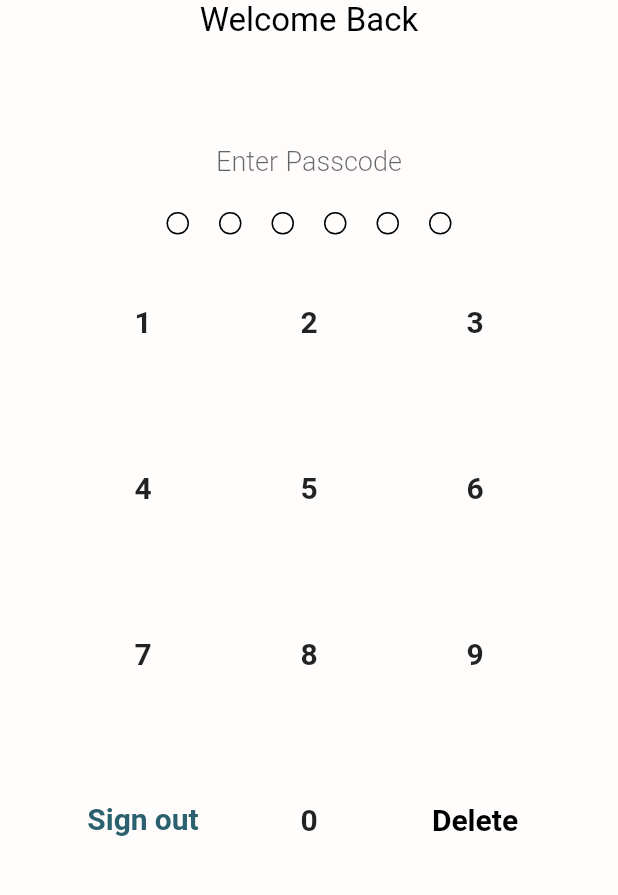
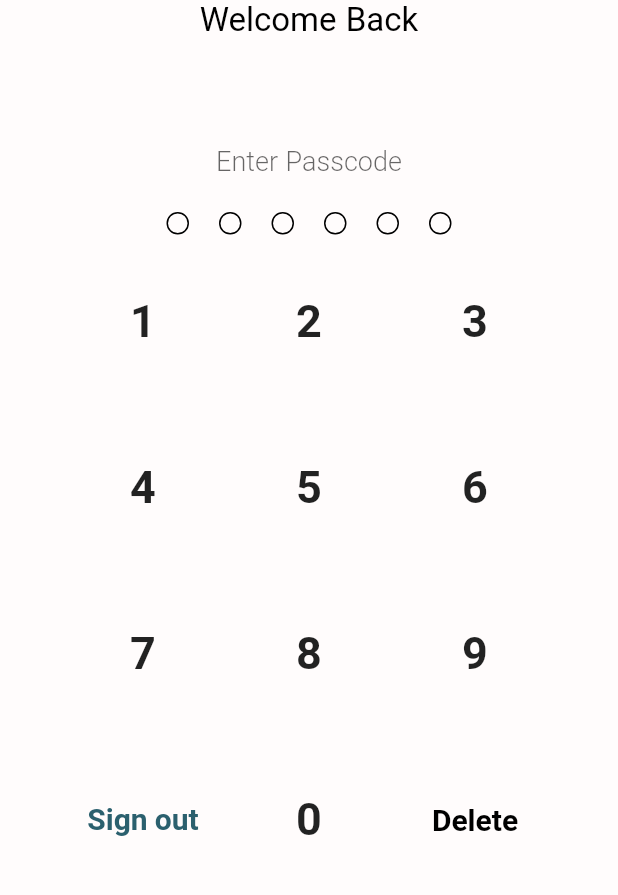
Before and after one commit to OkoroaforKelechiDivine/onchain-strip-X-base-payment-method, a Flutter app: the EnterPassCodeScreen screen opened by its route, on a phone screen of 412 x 824 dp, the part 227-1122 px from its top. Run offline on Flutter 3.47's test engine with Material 2 defaults, Android fonts, the light colour scheme and no system bars; our stand-ins replace connectivity, dio, google_fonts, grouped_list; missing offline and left inert: jwt_decode.

Commit message:
changed font size

```diff
--- a/lib/views/auth_view/enter_passcode.dart
+++ b/lib/views/auth_view/enter_passcode.dart
@@ -198,7 +198,7 @@ class Keypad extends StatelessWidget {
           ) : Text(
             buttonText,
             style: TextStyle(
-              fontSize: AppFontSize.size20,
+              fontSize: AppFontSize.size30,
               fontWeight: AppFontWeight.bold,
               fontFamily: GoogleFonts.alegreyaSans().fontFamily,
             ),
--- a/lib/views/auth_view/set_pass_code.dart
+++ b/lib/views/auth_view/set_pass_code.dart
@@ -209,7 +209,7 @@ class Keypad extends StatelessWidget {
           ) : Text(
             buttonText,
             style: TextStyle(
-              fontSize: 30.0,
+              fontSize: AppFontSize.size30,
               fontWeight: AppFontWeight.bold,
               fontFamily: GoogleFonts.alegreyaSans().fontFamily,
             ),
```
